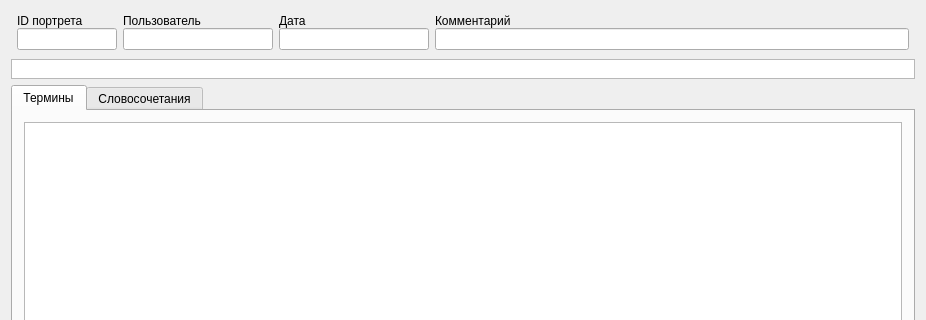
Before: the Qt Designer form viewip.ui in layxproud/FileManagerVega, drawn with Qt 5; both pictures show x 0 to 926 and y 0 to 320 of the 926 by 632 pixel window.
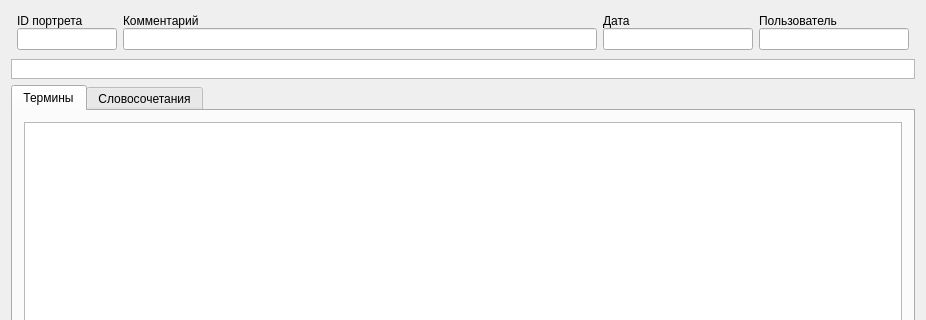
After: the same form once the commit is applied. Custom widgets are drawn as their Qt base class.

Commit message: refactor: moved some elements on ui, set default sorting

```diff
--- a/viewip.ui
+++ b/viewip.ui
@@ -34,34 +34,26 @@
      <property name="verticalSpacing">
       <number>0</number>
      </property>
-     <item row="0" column="0">
-      <widget class="QLabel" name="lbl_id">
-       <property name="text">
-        <string>ID портрета</string>
+     <item row="1" column="3">
+      <widget class="QLineEdit" name="edit_user">
+       <property name="maximumSize">
+        <size>
+         <width>150</width>
+         <height>16777215</height>
+        </size>
        </property>
-      </widget>
-     </item>
-     <item row="0" column="2">
-      <widget class="QLabel" name="lbl_date">
-       <property name="text">
-        <string>Дата</string>
+       <property name="readOnly">
+        <bool>true</bool>
        </property>
       </widget>
      </item>
-     <item row="0" column="1">
+     <item row="0" column="3">
       <widget class="QLabel" name="lbl_user">
        <property name="text">
         <string>Пользователь</string>
        </property>
       </widget>
      </item>
-     <item row="0" column="3">
-      <widget class="QLabel" name="lbl_com">
-       <property name="text">
-        <string>Комментарий</string>
-       </property>
-      </widget>
-     </item>
      <item row="1" column="0">
       <widget class="QLineEdit" name="edit_id">
        <property name="minimumSize">
@@ -76,15 +68,29 @@
          <height>16777215</height>
         </size>
        </property>
+       <property name="readOnly">
+        <bool>true</bool>
+       </property>
+      </widget>
+     </item>
+     <item row="0" column="0">
+      <widget class="QLabel" name="lbl_id">
+       <property name="text">
+        <string>ID портрета</string>
+       </property>
+      </widget>
+     </item>
+     <item row="0" column="1">
+      <widget class="QLabel" name="lbl_com">
+       <property name="text">
+        <string>Комментарий</string>
+       </property>
       </widget>
      </item>
      <item row="1" column="1">
-      <widget class="QLineEdit" name="edit_user">
-       <property name="maximumSize">
-        <size>
-         <width>150</width>
-         <height>16777215</height>
-        </size>
+      <widget class="QLineEdit" name="edit_com">
+       <property name="readOnly">
+        <bool>true</bool>
        </property>
       </widget>
      </item>
@@ -96,10 +102,17 @@
          <height>16777215</height>
         </size>
        </property>
+       <property name="readOnly">
+        <bool>true</bool>
+       </property>
       </widget>
      </item>
-     <item row="1" column="3">
-      <widget class="QLineEdit" name="edit_com"/>
+     <item row="0" column="2">
+      <widget class="QLabel" name="lbl_date">
+       <property name="text">
+        <string>Дата</string>
+       </property>
+      </widget>
      </item>
     </layout>
    </item>
```
The commit also changes 1 other file.
